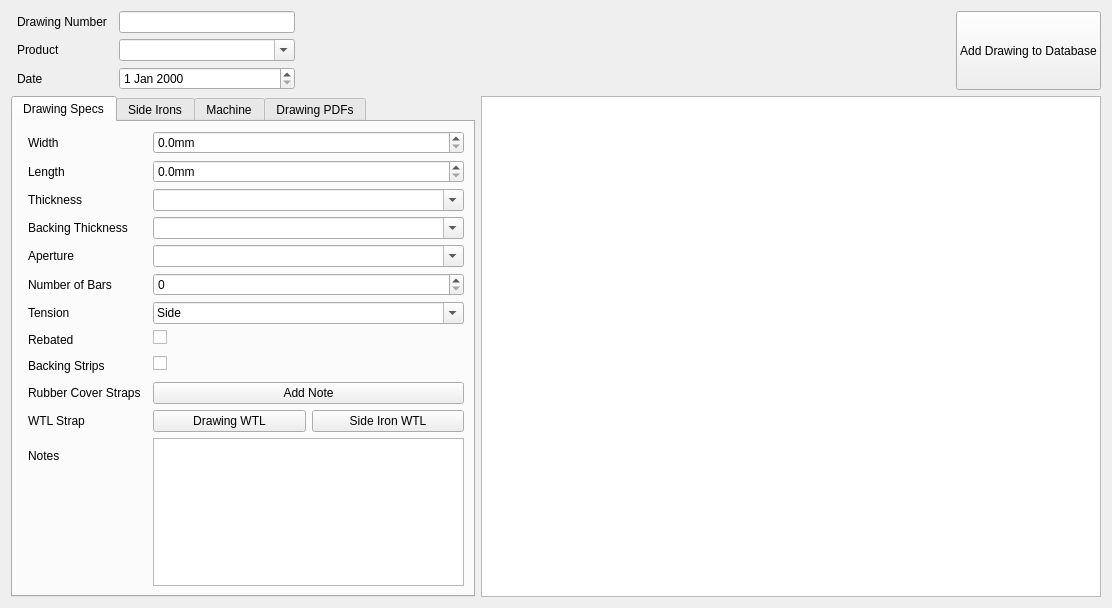
The window that ui/widgets/AddDrawingPageWidget.ui (matthew-sirman/database-manager) describes before a commit, drawn with Qt 5.
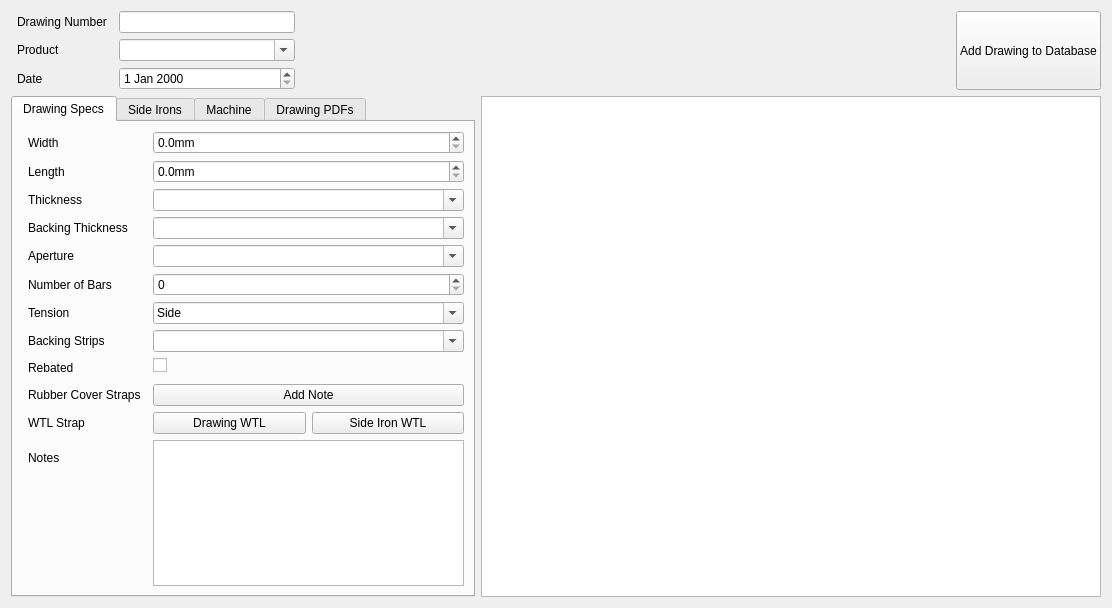
The same window after the commit. Custom widgets are drawn as their Qt base class.

Commit message:
Backing Strips
Updated backing strips such that instead of being stored in the notes it has it own set of tables, as well as a way of setting a material.

What changed in the file:
```diff
--- a/ui/widgets/AddDrawingPageWidget.ui
+++ b/ui/widgets/AddDrawingPageWidget.ui
@@ -455,7 +455,7 @@
              </item>
             </widget>
            </item>
-           <item row="7" column="0">
+           <item row="8" column="0">
             <widget class="QLabel" name="rebatedLabel">
              <property name="styleSheet">
               <string notr="true">
@@ -475,64 +475,14 @@
              </property>
             </widget>
            </item>
-           <item row="7" column="1">
-            <widget class="QCheckBox" name="rebatedInput">
-             <property name="text">
-              <string/>
-             </property>
-            </widget>
-           </item>
-           <item row="11" column="0">
-            <widget class="QLabel" name="notesLabel">
-             <property name="styleSheet">
-              <string notr="true">
-                              QLabel {
-                              padding: 3px;
-                              }
-
-                              QLabel[hovering=true] {
-                              padding: 3px;
-                              background-color: #d9d9d9;
-                              border-radius: 5px;
-                              }
-                            </string>
-             </property>
-             <property name="text">
-              <string>Notes</string>
-             </property>
-            </widget>
-           </item>
-           <item row="11" column="1">
-            <widget class="QTextEdit" name="notesInput"/>
-           </item>
            <item row="8" column="1">
-            <widget class="QCheckBox" name="backingStripsInput">
+            <widget class="QCheckBox" name="rebatedInput">
              <property name="text">
               <string/>
              </property>
             </widget>
            </item>
-           <item row="8" column="0">
-            <widget class="QLabel" name="backingStripsLabel">
-             <property name="styleSheet">
-              <string notr="true">
-                              QLabel {
-                              padding: 3px;
-                              }
-
-                              QLabel[hovering=true] {
-                              padding: 3px;
-                              background-color: #d9d9d9;
-                              border-radius: 5px;
-                              }
-                            </string>
-             </property>
-             <property name="text">
-              <string>Backing Strips</string>
-             </property>
-            </widget>
-           </item>
-           <item row="9" column="0">
+           <item row="10" column="0">
             <widget class="QLabel" name="rubberCoverStrapsLabel">
              <property name="styleSheet">
               <string notr="true">
@@ -552,14 +502,14 @@
              </property>
             </widget>
            </item>
-           <item row="9" column="1">
+           <item row="10" column="1">
             <widget class="QPushButton" name="rubberCoverStrapsAddNoteButton">
              <property name="text">
               <string>Add Note</string>
              </property>
             </widget>
            </item>
-           <item row="10" column="0">
+           <item row="11" column="0">
             <widget class="QLabel" name="wtlStrapLabel">
              <property name="styleSheet">
               <string notr="true">
@@ -579,7 +529,7 @@
              </property>
             </widget>
            </item>
-           <item row="10" column="1">
+           <item row="11" column="1">
             <layout class="QHBoxLayout" name="wearTileLinerNotesHorizonalLayout">
              <item>
               <widget class="QPushButton" name="addDrawingWTLStrapNoteButton">
@@ -597,6 +547,59 @@
              </item>
             </layout>
            </item>
+           <item row="12" column="0">
+            <widget class="QLabel" name="notesLabel">
+             <property name="styleSheet">
+              <string notr="true">
+                              QLabel {
+                              padding: 3px;
+                              }
+
+                              QLabel[hovering=true] {
+                              padding: 3px;
+                              background-color: #d9d9d9;
+                              border-radius: 5px;
+                              }
+                            </string>
+             </property>
+             <property name="text">
+              <string>Notes</string>
+             </property>
+            </widget>
+           </item>
+           <item row="12" column="1">
+            <widget class="QTextEdit" name="notesInput"/>
+           </item>
+           <item row="7" column="0">
+            <widget class="ActivatorLabel" name="backingStripsLabel">
+             <property name="styleSheet">
+              <string notr="true">
+                              QLabel {
+                              padding: 3px;
+                              }
+
+                              QLabel[hovering=true] {
+                              padding: 3px;
+                              background-color: #d9d9d9;
+                              border-radius: 5px;
+                              }
+                            </string>
+             </property>
+             <property name="text">
+              <string>Backing Strips</string>
+             </property>
+            </widget>
+           </item>
+           <item row="7" column="1">
+            <widget class="DynamicComboBox" name="backingStripsInput">
+             <property name="editable">
+              <bool>true</bool>
+             </property>
+             <property name="insertPolicy">
+              <enum>QComboBox::NoInsert</enum>
+             </property>
+            </widget>
+           </item>
           </layout>
          </item>
         </layout>
```
Left out of the diff: 1 changed line with no effect on the pictures. The commit also changes 18 other files.
